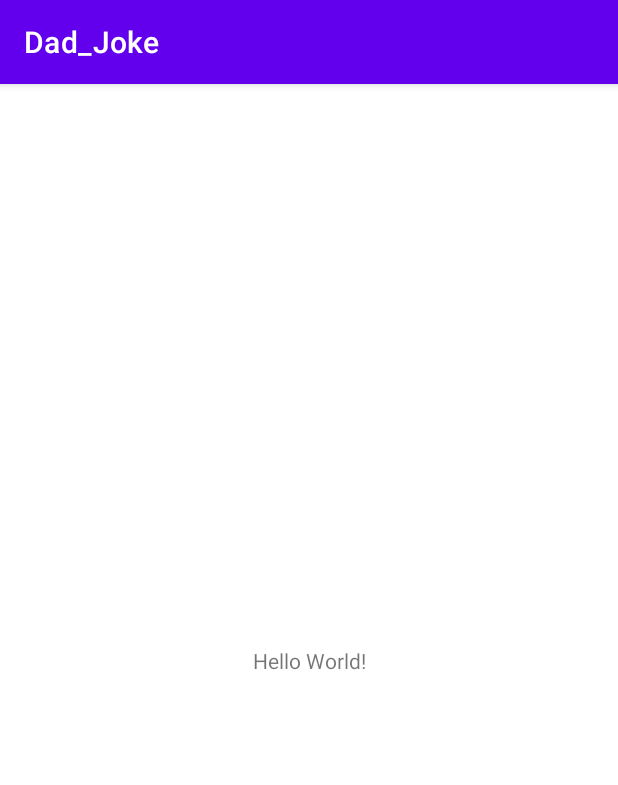
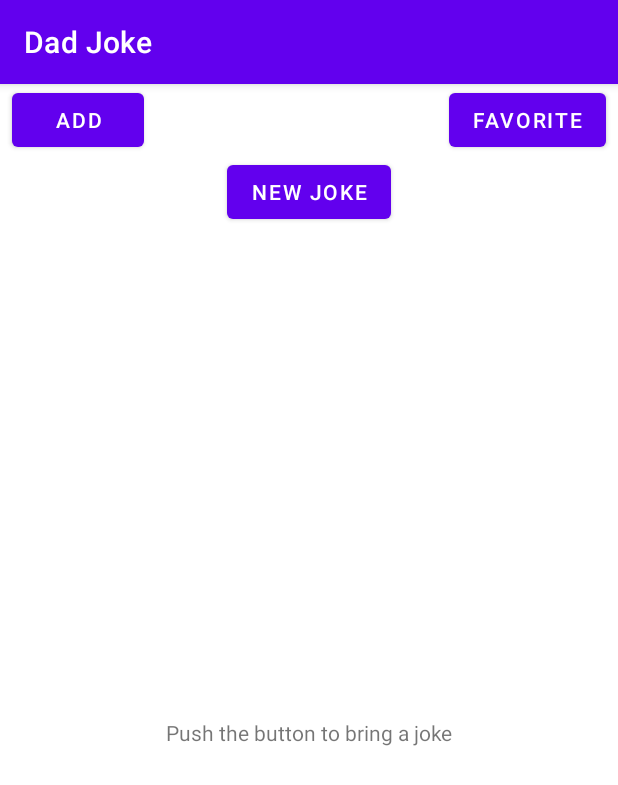
Before and after one commit to farnad2/Dad_Joke, an Android app: the screen it shows after launch (MainActivity), on a phone screen of 412 x 824 dp. Shown: the top 785 px of the screen. Run offline under Robolectric (Android 15) with nearby library versions, the phone set to English and light mode, and no system bars; our stand-ins replace Room's generated code.

```diff
--- a/app/src/main/AndroidManifest.xml
+++ b/app/src/main/AndroidManifest.xml
@@ -1,6 +1,8 @@
 <?xml version="1.0" encoding="utf-8"?>
 <manifest xmlns:android="http://schemas.android.com/apk/res/android"
-    package="com.farnadsoft.dad_joke">
+    package="com.farnadsoft.dadjoke">
+
+    <uses-permission android:name="android.permission.INTERNET"></uses-permission>
 
     <application
         android:allowBackup="true"
--- /dev/null
+++ b/app/src/main/java/com/farnadsoft/dad_joke/JokeData.kt
@@ -0,0 +1,3 @@
+package com.farnadsoft.dadjoke0
+
+data class JokeData(val id:String, val joke:String, val status:Int)
--- a/app/src/main/java/com/farnadsoft/dad_joke/MainActivity.kt
+++ b/app/src/main/java/com/farnadsoft/dad_joke/MainActivity.kt
@@ -1,11 +1,67 @@
-package com.farnadsoft.dad_joke
+package com.farnadsoft.dadjoke
 
 import androidx.appcompat.app.AppCompatActivity
 import android.os.Bundle
+import androidx.room.Room
+import com.farnadsoft.dadjoke0.JokeData
+import com.farnadsoft.dadjoke0.RetrofitApiService
+import com.farnadsoft.dadjoke0.database.JokeDatabase
+import com.farnadsoft.dadjoke0.database.JokeEntity
+import kotlinx.android.synthetic.main.activity_main.*
+import retrofit2.Call
+import retrofit2.Callback
+import retrofit2.Response
 
 class MainActivity : AppCompatActivity() {
+
+    //var counter=1
+
     override fun onCreate(savedInstanceState: Bundle?) {
         super.onCreate(savedInstanceState)
         setContentView(R.layout.activity_main)
+
+        val db = Room.databaseBuilder(
+            applicationContext,
+            JokeDatabase::class.java, "joke_database.db"
+        )
+            .allowMainThreadQueries()
+            .build()
+
+        val jokeDao = db.jokeDao()
+
+        var joke=bringAJoke()
+
+//        for (i in 1..1) {
+//            joke = JokeEntity("3", "joke$i", i)
+//            jokeDao.insert(joke)
+//        }
+
+        btn_joke.setOnClickListener {
+            joke=bringAJoke()
+        }
+
+        btn_add.setOnClickListener {
+            //val jokeEntity=JokeEntity(counter.toString(),tv_joke.text.toString(),0)
+            //counter++
+            jokeDao.insert(joke)
+        }
+
+    }
+
+    private fun bringAJoke ():JokeEntity{
+    //private fun bringAJoke (){
+        //counter++
+        var joke=JokeEntity("0","oops no joke received",0)
+        val apiService = RetrofitApiService.create().getJokes()
+        apiService.enqueue( object : Callback<JokeData>{
+            override fun onResponse(call: Call<JokeData>?, response: Response<JokeData>?) {
+                joke= JokeEntity(response?.body()!!.id, response.body()!!.joke, response.body()!!.status)
+                //tv_joke.text=response?.body()?.joke
+                tv_joke.text=joke.joke
+            }
+            override fun onFailure(call: Call<JokeData>?, t: Throwable?) {
+            }
+        })
+        return joke
     }
 }
--- /dev/null
+++ b/app/src/main/java/com/farnadsoft/dad_joke/RetrofitApiService.kt
@@ -0,0 +1,31 @@
+package com.farnadsoft.dadjoke0
+
+import retrofit2.Call
+import retrofit2.Retrofit
+import retrofit2.converter.gson.GsonConverterFactory
+import retrofit2.http.GET
+import retrofit2.http.Headers
+
+interface RetrofitApiService {
+
+    @Headers("Accept: application/json","User-Agent: Farnad Try II")
+    @GET("/")
+    fun getJokes() : Call<JokeData>
+
+    companion object {
+
+        var BASE_URL = "https://icanhazdadjoke.com"
+
+        fun create() : RetrofitApiService {
+
+            val retrofit = Retrofit.Builder()
+                .baseUrl(BASE_URL)
+                .addConverterFactory(GsonConverterFactory.create())
+                .build()
+            return retrofit.create(RetrofitApiService::class.java)
+
+        }
+    }
+
+
+}
--- /dev/null
+++ b/app/src/main/java/com/farnadsoft/dad_joke/database/JokeDao.kt
@@ -0,0 +1,18 @@
+package com.farnadsoft.dadjoke0.database
+
+import androidx.room.Dao
+import androidx.room.Delete
+import androidx.room.Insert
+import androidx.room.Query
+
+@Dao
+interface JokeDao {
+    @Query("SELECT * FROM tbl_jokes")
+    fun getJokes(): List<JokeEntity>
+
+    @Insert
+    fun insert(joke: JokeEntity)
+
+    @Delete
+    fun delete(joke: JokeEntity)
+}
--- /dev/null
+++ b/app/src/main/java/com/farnadsoft/dad_joke/database/JokeDatabase.kt
@@ -0,0 +1,9 @@
+package com.farnadsoft.dadjoke0.database
+
+import androidx.room.Database
+import androidx.room.RoomDatabase
+
+@Database(entities = [JokeEntity::class], version = 1)
+abstract class JokeDatabase : RoomDatabase(){
+    abstract  fun jokeDao(): JokeDao
+}
--- /dev/null
+++ b/app/src/main/java/com/farnadsoft/dad_joke/database/JokeEntity.kt
@@ -0,0 +1,13 @@
+package com.farnadsoft.dadjoke0.database
+
+import androidx.room.ColumnInfo
+import androidx.room.Entity
+import androidx.room.PrimaryKey
+
+@Entity(tableName = "tbl_jokes")
+data class JokeEntity (
+    @PrimaryKey val id: String,
+    //val id: String,
+    val joke: String?,
+    val status: Int?
+        )
--- a/app/src/main/res/layout/activity_main.xml
+++ b/app/src/main/res/layout/activity_main.xml
@@ -7,12 +7,41 @@
     tools:context=".MainActivity">
 
     <TextView
+        android:id="@+id/tv_joke"
         android:layout_width="wrap_content"
         android:layout_height="wrap_content"
-        android:text="Hello World!"
+        android:text="@string/push_the_button_to_bring_a_joke"
+        android:padding="16dp"
         app:layout_constraintBottom_toBottomOf="parent"
         app:layout_constraintLeft_toLeftOf="parent"
         app:layout_constraintRight_toRightOf="parent"
+        app:layout_constraintTop_toBottomOf="@+id/btn_joke" />
+
+    <Button
+        android:id="@+id/btn_joke"
+        android:layout_width="wrap_content"
+        android:layout_height="wrap_content"
+        android:text="@string/new_joke"
+        app:layout_constraintEnd_toEndOf="parent"
+        app:layout_constraintStart_toStartOf="parent"
+        app:layout_constraintTop_toBottomOf="@+id/btn_favorite" />
+
+    <Button
+        android:id="@+id/btn_add"
+        android:layout_width="wrap_content"
+        android:layout_height="wrap_content"
+        android:layout_marginStart="8dp"
+        android:text="@string/add"
+        app:layout_constraintStart_toStartOf="parent"
+        app:layout_constraintTop_toTopOf="parent" />
+
+    <Button
+        android:id="@+id/btn_favorite"
+        android:layout_width="wrap_content"
+        android:layout_height="wrap_content"
+        android:layout_marginEnd="8dp"
+        android:text="@string/favorite"
+        app:layout_constraintEnd_toEndOf="parent"
         app:layout_constraintTop_toTopOf="parent" />
 
 </androidx.constraintlayout.widget.ConstraintLayout>
--- a/app/src/main/res/values/strings.xml
+++ b/app/src/main/res/values/strings.xml
@@ -1,3 +1,7 @@
 <resources>
-    <string name="app_name">Dad_Joke</string>
+    <string name="app_name">Dad Joke</string>
+    <string name="add">Add</string>
+    <string name="favorite">Favorite</string>
+    <string name="new_joke">New Joke</string>
+    <string name="push_the_button_to_bring_a_joke">Push the button to bring a joke</string>
 </resources>
```
